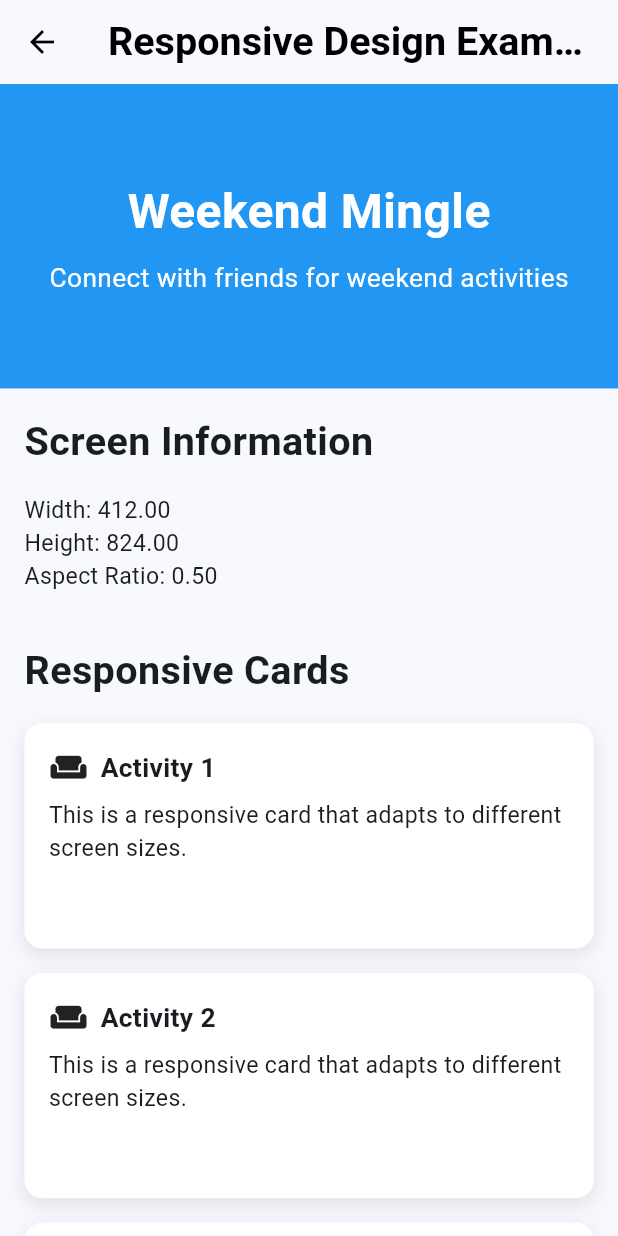
After one commit to Saksham0205/weekend_mingle, a Flutter app: the ResponsiveScreenExample screen opened by its route, on a phone screen of 412 x 824 dp. The commit adds this screen. Run offline on Flutter 3.47's test engine with Material 3 defaults, Android fonts, the phone set to English and light mode, and no system bars; our stand-ins replace animate_do, audioplayers, badges, cached_network_image, cloud_firestore, emoji_picker_flutter and 19 more; missing offline and left inert: agora_rtc_engine, cloudinary_public, record, video_thumbnail; accounts and stored records are empty; network calls fail; statements that could not run were skipped.

Commit message:
massive update

```diff
--- /dev/null
+++ b/lib/examples/responsive_screen_example.dart
@@ -0,0 +1,172 @@
+import 'package:flutter/material.dart';
+import '../utils/responsive_helper.dart';
+import '../utils/responsive_screen_util.dart';
+import '../widgets/responsive_container.dart';
+import '../widgets/responsive_text.dart';
+
+class ResponsiveScreenExample extends StatelessWidget {
+  const ResponsiveScreenExample({super.key});
+
+  @override
+  Widget build(BuildContext context) {
+    // Initialize responsive helpers
+    ResponsiveHelper.init(context);
+    ResponsiveScreenUtil.init(context);
+
+    // Get screen size information
+    final screenWidth = MediaQuery.of(context).size.width;
+    final screenHeight = MediaQuery.of(context).size.height;
+
+    // Calculate responsive values
+    final headerHeight = ResponsiveHelper.getResponsiveHeight(200);
+    final cardWidth = ResponsiveHelper.getResponsiveWidth(350);
+    final cardHeight = ResponsiveHelper.getResponsiveHeight(150);
+    final iconSize = ResponsiveHelper.getResponsiveWidth(24);
+    final spacing = ResponsiveHelper.getResponsiveHeight(16);
+
+    // Responsive font sizes
+    final titleSize = ResponsiveHelper.getResponsiveFontSize(24);
+    final subtitleSize = ResponsiveHelper.getResponsiveFontSize(16);
+    final bodyTextSize = ResponsiveHelper.getResponsiveFontSize(14);
+
+    return Scaffold(
+      appBar: AppBar(
+        title: Text(
+          'Responsive Design Example',
+          style: TextStyle(fontSize: titleSize),
+        ),
+      ),
+      body: SingleChildScrollView(
+        child: Column(
+          crossAxisAlignment: CrossAxisAlignment.stretch,
+          children: [
+            // Header section with responsive height
+            Container(
+              height: headerHeight,
+              color: Colors.blue,
+              child: Center(
+                child: Column(
+                  mainAxisAlignment: MainAxisAlignment.center,
+                  children: [
+                    // Using ResponsiveText widget
+                    ResponsiveText(
+                      'Weekend Mingle',
+                      style: const TextStyle(
+                        color: Colors.white,
+                        fontWeight: FontWeight.bold,
+                      ),
+                      size: 32,
+                    ),
+                    SizedBox(height: spacing / 2),
+                    ResponsiveText(
+                      'Connect with friends for weekend activities',
+                      style: const TextStyle(color: Colors.white),
+                      size: 16,
+                    ),
+                  ],
+                ),
+              ),
+            ),
+
+            // Information section
+            Padding(
+              padding: EdgeInsets.all(spacing),
+              child: Column(
+                crossAxisAlignment: CrossAxisAlignment.start,
+                children: [
+                  Text(
+                    'Screen Information',
+                    style: TextStyle(
+                      fontSize: titleSize,
+                      fontWeight: FontWeight.bold,
+                    ),
+                  ),
+                  SizedBox(height: spacing),
+                  Text(
+                    'Width: ${screenWidth.toStringAsFixed(2)}',
+                    style: TextStyle(fontSize: bodyTextSize),
+                  ),
+                  Text(
+                    'Height: ${screenHeight.toStringAsFixed(2)}',
+                    style: TextStyle(fontSize: bodyTextSize),
+                  ),
+                  Text(
+                    'Aspect Ratio: ${(screenWidth / screenHeight).toStringAsFixed(2)}',
+                    style: TextStyle(fontSize: bodyTextSize),
+                  ),
+
+                  // Using ResponsiveContainer
+                  SizedBox(height: spacing * 2),
+                  Text(
+                    'Responsive Cards',
+                    style: TextStyle(
+                      fontSize: titleSize,
+                      fontWeight: FontWeight.bold,
+                    ),
+                  ),
+                  SizedBox(height: spacing),
+
+                  // Grid of responsive cards
+                  GridView.builder(
+                    shrinkWrap: true,
+                    physics: const NeverScrollableScrollPhysics(),
+                    gridDelegate: SliverGridDelegateWithFixedCrossAxisCount(
+                      crossAxisCount: ResponsiveHelper.isMobile() ? 1 : 2,
+                      childAspectRatio: cardWidth / cardHeight,
+                      crossAxisSpacing: spacing,
+                      mainAxisSpacing: spacing,
+                    ),
+                    itemCount: 4,
+                    itemBuilder: (context, index) {
+                      return ResponsiveContainer(
+                        width: cardWidth,
+                        height: cardHeight,
+                        decoration: BoxDecoration(
+                          color: Colors.white,
+                          borderRadius: BorderRadius.circular(12),
+                          boxShadow: [
+                            BoxShadow(
+                              color: Colors.black.withOpacity(0.1),
+                              blurRadius: 10,
+                              offset: const Offset(0, 4),
+                            ),
+                          ],
+                        ),
+                        child: Padding(
+                          padding: EdgeInsets.all(spacing),
+                          child: Column(
+                            crossAxisAlignment: CrossAxisAlignment.start,
+                            children: [
+                              Row(
+                                children: [
+                                  Icon(Icons.weekend, size: iconSize),
+                                  SizedBox(width: spacing / 2),
+                                  Text(
+                                    'Activity ${index + 1}',
+                                    style: TextStyle(
+                                      fontSize: subtitleSize,
+                                      fontWeight: FontWeight.bold,
+                                    ),
+                                  ),
+                                ],
+                              ),
+                              SizedBox(height: spacing / 2),
+                              Text(
+                                'This is a responsive card that adapts to different screen sizes.',
+                                style: TextStyle(fontSize: bodyTextSize),
+                              ),
+                            ],
+                          ),
+                        ),
+                      );
+                    },
+                  ),
+                ],
+              ),
+            ),
+          ],
+        ),
+      ),
+    );
+  }
+}
--- a/lib/utils/responsive_helper.dart
+++ b/lib/utils/responsive_helper.dart
@@ -24,8 +24,10 @@ class ResponsiveHelper {
     blockSizeHorizontal = screenWidth / 100;
     blockSizeVertical = screenHeight / 100;
 
-    safeAreaHorizontal = _mediaQueryData.padding.left + _mediaQueryData.padding.right;
-    safeAreaVertical = _mediaQueryData.padding.top + _mediaQueryData.padding.bottom;
+    safeAreaHorizontal =
+        _mediaQueryData.padding.left + _mediaQueryData.padding.right;
+    safeAreaVertical =
+        _mediaQueryData.padding.top + _mediaQueryData.padding.bottom;
     safeBlockHorizontal = (screenWidth - safeAreaHorizontal) / 100;
     safeBlockVertical = (screenHeight - safeAreaVertical) / 100;
   }
@@ -53,18 +55,13 @@ class ResponsiveHelper {
   }
 
   // Get responsive padding
-  static EdgeInsets getResponsivePadding({
-    double left = 0,
-    double top = 0,
-    double right = 0,
-    double bottom = 0
-  }) {
+  static EdgeInsets getResponsivePadding(
+      {double left = 0, double top = 0, double right = 0, double bottom = 0}) {
     return EdgeInsets.only(
-      left: getResponsiveWidth(left),
-      top: getResponsiveHeight(top),
-      right: getResponsiveWidth(right),
-      bottom: getResponsiveHeight(bottom)
-    );
+        left: getResponsiveWidth(left),
+        top: getResponsiveHeight(top),
+        right: getResponsiveWidth(right),
+        bottom: getResponsiveHeight(bottom));
   }
 
   // Get responsive symmetric padding
@@ -73,14 +70,18 @@ class ResponsiveHelper {
     double vertical = 0,
   }) {
     return EdgeInsets.symmetric(
-      horizontal: getResponsiveWidth(horizontal),
-      vertical: getResponsiveHeight(vertical)
-    );
+        horizontal: getResponsiveWidth(horizontal),
+        vertical: getResponsiveHeight(vertical));
   }
 
   // Get responsive all-sides padding
   static EdgeInsets getResponsiveAllPadding(double padding) {
     return EdgeInsets.all(getResponsiveWidth(padding));
+  }
+
+  // Check if device is a mobile
+  static bool isMobile() {
+    return screenWidth < 600;
   }
 
   // Check if device is a tablet
--- a/lib/widgets/responsive_container.dart
+++ b/lib/widgets/responsive_container.dart
@@ -76,6 +76,8 @@ class ResponsiveContainer extends StatelessWidget {
     this.color,
     this.decoration,
     this.constrainToParentWidth = false,
+    required double width,
+    required double height,
   }) : super(key: key);
 
   @override
--- a/pubspec.yaml
+++ b/pubspec.yaml
@@ -43,6 +43,7 @@ dependencies:
   video_player: ^2.9.5
   video_thumbnail: ^0.5.3
   timeago: ^3.7.0
+  agora_rtc_engine: ^6.2.6
 
 
 
```
Also changed, not shown: lib/screens/edit_profile_screen.dart (+188 -58 lines), lib/screens/video_call_screen.dart (+62 -22 lines), lib/screens/voice_call_screen.dart (+7 -6 lines), lib/services/call_service.dart (+116 -20 lines), pubspec.lock, 4 other files.
